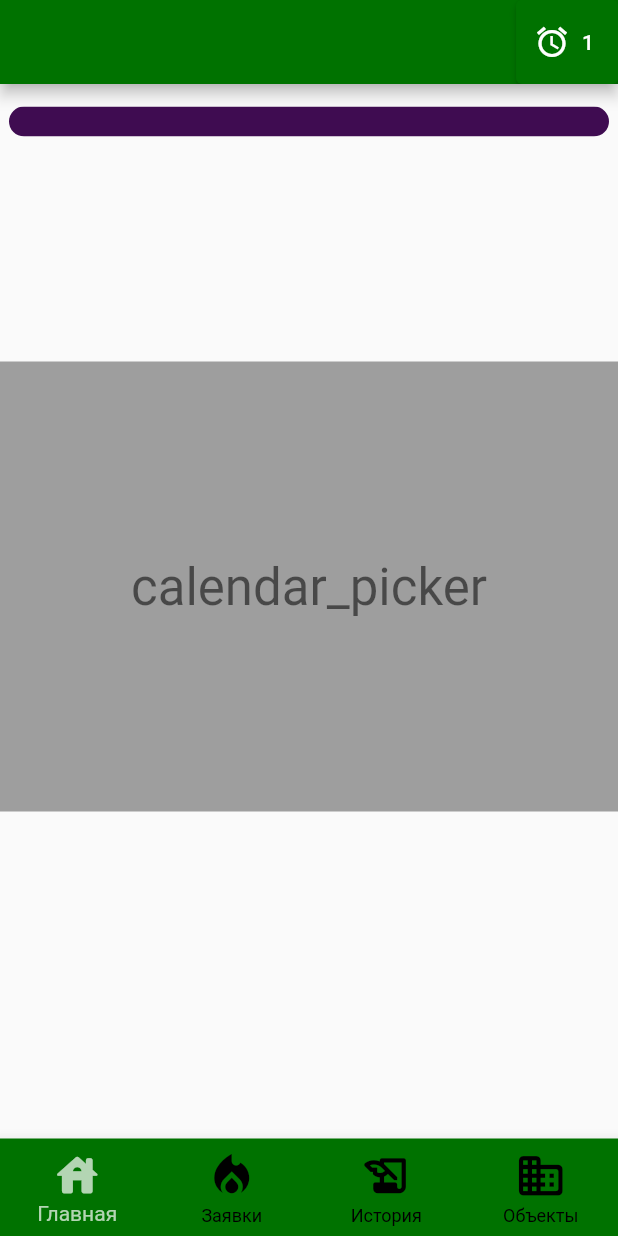
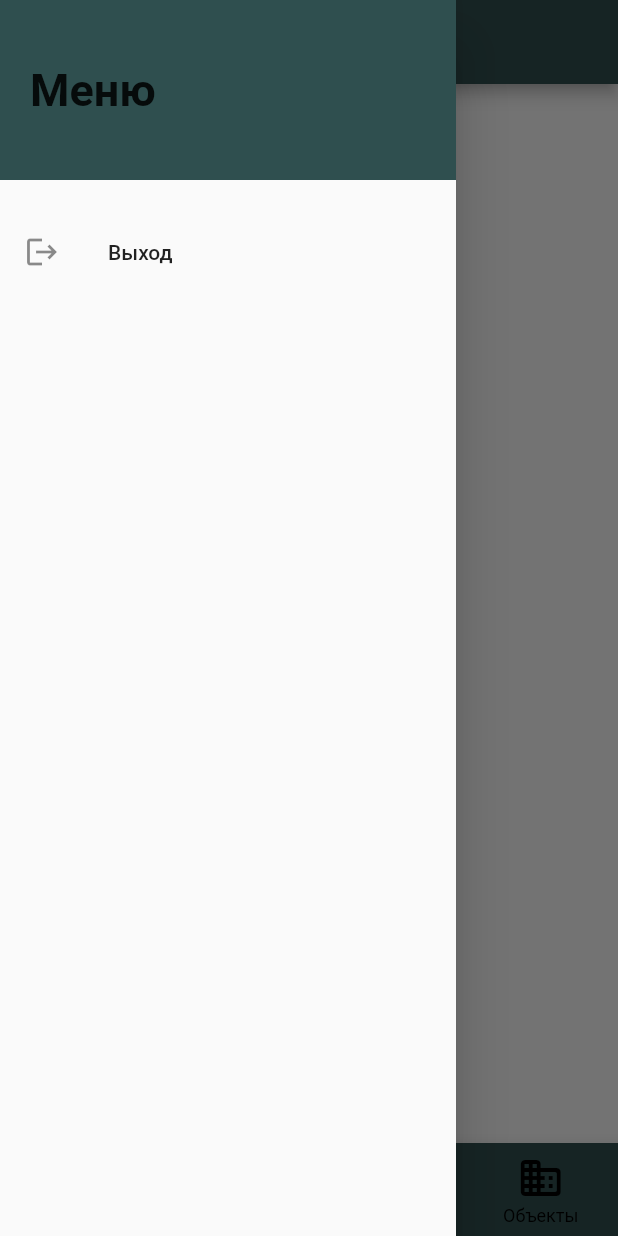
Before and after one commit to yell8er/mto2, a Flutter app: the screen it shows after launch, with the side drawer open (before the commit the screen has no drawer), on a phone screen of 412 x 824 dp. Run offline on Flutter 3.47's test engine with Material 2 defaults, Android fonts, the phone set to English and light mode, and no system bars.

Commit message:
init with tabs screen

```diff
--- /dev/null
+++ b/lib/helpers/material_color_creator.dart
@@ -0,0 +1,21 @@
+import 'package:flutter/material.dart';
+
+MaterialColor createMaterialColor(Color color) {
+  List strengths = <double>[.05];
+  Map swatch = <int, Color>{};
+  final int r = color.red, g = color.green, b = color.blue;
+
+  for (int i = 1; i < 10; i++) {
+    strengths.add(0.1 * i);
+  }
+  strengths.forEach((strength) {
+    final double ds = 0.5 - strength;
+    swatch[(strength * 1000).round()] = Color.fromRGBO(
+      r + ((ds < 0 ? r : (255 - r)) * ds).round(),
+      g + ((ds < 0 ? g : (255 - g)) * ds).round(),
+      b + ((ds < 0 ? b : (255 - b)) * ds).round(),
+      1,
+    );
+  });
+  return MaterialColor(color.value, swatch);
+}
--- a/lib/main.dart
+++ b/lib/main.dart
@@ -1,40 +1,27 @@
 import 'package:flutter/material.dart';
 import './screens/objects_screen.dart';
+import './screens/service_requests_screen.dart';
+import './screens/tabs_screen.dart';
+import './helpers/material_color_creator.dart';
 
 void main() {
   runApp(MyApp());
 }
 
-MaterialColor createMaterialColor(Color color) {
-  List strengths = <double>[.05];
-  Map swatch = <int, Color>{};
-  final int r = color.red, g = color.green, b = color.blue;
-
-  for (int i = 1; i < 10; i++) {
-    strengths.add(0.1 * i);
-  }
-  strengths.forEach((strength) {
-    final double ds = 0.5 - strength;
-    swatch[(strength * 1000).round()] = Color.fromRGBO(
-      r + ((ds < 0 ? r : (255 - r)) * ds).round(),
-      g + ((ds < 0 ? g : (255 - g)) * ds).round(),
-      b + ((ds < 0 ? b : (255 - b)) * ds).round(),
-      1,
-    );
-  });
-  return MaterialColor(color.value, swatch);
-}
-
-var currentDate = DateTime.now().day.toString() + "  May";
+// var currentDate = DateTime.now().day.toString() + "  May";
 
 class MyApp extends StatelessWidget {
+  void selectedPage(BuildContext ctx) {
+    Navigator.of(ctx).pushNamed('/objects');
+  }
+
   @override
   Widget build(BuildContext context) {
     return MaterialApp(
       title: 'Flutter Demo',
       theme: ThemeData(
-        primarySwatch: createMaterialColor(Color(0xFF007200)),
-        //0xFF007200
+        primarySwatch: createMaterialColor(Color(0xFF2F4F4F)),
+        //0xFF007200-main
         //0xFF007A00
         //0xFF217b43
         //0xFF46BE4D
@@ -42,114 +29,111 @@ class MyApp extends StatelessWidget {
         //0xFF00622D
         //0xFFEF7E2F -orange
       ),
-      home: MyHomePage(title: '$currentDate'),
+      // home: MyHomePage(title: '$currentDate'),
+      initialRoute: '/',
+      routes: {
+        '/': (ctx) => TabsScreen(),
+        '/objects': (ctx) => ObjectsScreen(),
+      },
     );
   }
 }
 
-class MyHomePage extends StatefulWidget {
-  MyHomePage({Key key, this.title}) : super(key: key);
-  final String title;
+// class MyHomePage extends StatefulWidget {
+//   MyHomePage({Key key, this.title}) : super(key: key);
+//   final String title;
 
-  @override
-  _MyHomePageState createState() => _MyHomePageState();
-}
+//   @override
+//   _MyHomePageState createState() => _MyHomePageState();
+// }
 
-void selectedPage(BuildContext ctx) {
-  Navigator.of(ctx).push(
-    MaterialPageRoute(
-      builder: (_) {
-        return ObjectsScreen();
-      },
-    ),
-  );
-}
 
-class _MyHomePageState extends State<MyHomePage> {
-  @override
-  Widget build(BuildContext context) {
-    return Scaffold(
-      appBar: AppBar(
-        actions: [
-          ElevatedButton.icon(
-            onPressed: () => selectedPage(context),
-            label: Text('1'),
-            icon: Icon(Icons.access_alarm_outlined),
-          ),
-        ],
-      ),
-      body: Column(
-        children: [
-          SizedBox(
-            height: 15,
-          ),
-          ClipRRect(
-            borderRadius: BorderRadius.all(Radius.circular(10)),
-            child: SizedBox(
-              width: 400,
-              height: 20,
-              child: LinearProgressIndicator(
-                value: 2,
-                valueColor: AlwaysStoppedAnimation(Color(0xFF3F0C51)),
-                backgroundColor: Colors.white,
-              ),
-            ),
-          ),
-          SizedBox(
-            height: 150,
-          ),
-          Container(
-            height: 300,
-            width: double.infinity,
-            color: Colors.grey,
-            child: Column(
-              mainAxisAlignment: MainAxisAlignment.center,
-              children: <Widget>[
-                Text(
-                  'calendar_picker',
-                  style: Theme.of(context).textTheme.headline4,
-                ),
-              ],
-            ),
-          ),
-        ],
-      ),
-      bottomNavigationBar: BottomNavigationBar(
-        type: BottomNavigationBarType.fixed,
-        backgroundColor: Theme.of(context).primaryColor,
-        selectedItemColor: Colors.white70,
-        unselectedItemColor: Colors.black,
-        iconSize: 35,
-        items: [
-          BottomNavigationBarItem(
-            icon: Icon(Icons.house_rounded),
-            label: 'Главная',
-            //water_damage_outlined
-            //house_rounded
-          ),
-          BottomNavigationBarItem(
-            icon: Icon(Icons.local_fire_department),
-            //assignment_outlined
-            //fact_check_rounded
-            //whatshot
-            //local_fire_department
-            //fireplace_rounded
-            label: 'Заявки',
-          ),
-          BottomNavigationBarItem(
-            icon: Icon(Icons.history_edu_rounded),
-            //history
-            //history_edu_rounded
-            label: 'История',
-          ),
-          BottomNavigationBarItem(
-            icon: Icon(Icons.business_rounded),
 
-            //location_city_rounded
-            label: 'Объекты',
-          ),
-        ],
-      ),
-    );
-  }
-}
+// class _MyHomePageState extends State<MyHomePage> {
+//   @override
+//   Widget build(BuildContext context) {
+//     return Scaffold(
+//       appBar: AppBar(
+//         actions: [
+//           ElevatedButton.icon(
+//             onPressed: () => selectedPage(context),
+//             label: Text('1'),
+//             icon: Icon(Icons.access_alarm_outlined),
+//           ),
+//         ],
+//       ),
+//       body: Column(
+//         children: [
+//           SizedBox(
+//             height: 15,
+//           ),
+//           ClipRRect(
+//             borderRadius: BorderRadius.all(Radius.circular(10)),
+//             child: SizedBox(
+//               width: 400,
+//               height: 20,
+//               child: LinearProgressIndicator(
+//                 value: 2,
+//                 valueColor: AlwaysStoppedAnimation(Color(0xFF3F0C51)),
+//                 backgroundColor: Colors.white,
+//               ),
+//             ),
+//           ),
+//           SizedBox(
+//             height: 150,
+//           ),
+//           Container(
+//             height: 300,
+//             width: double.infinity,
+//             color: Colors.grey,
+//             child: Column(
+//               mainAxisAlignment: MainAxisAlignment.center,
+//               children: <Widget>[
+//                 Text(
+//                   'calendar_picker',
+//                   style: Theme.of(context).textTheme.headline4,
+//                 ),
+//               ],
+//             ),
+//           ),
+//         ],
+//       ),
+//       bottomNavigationBar: BottomNavigationBar(
+//         type: BottomNavigationBarType.fixed,
+//         backgroundColor: Theme.of(context).primaryColor,
+//         selectedItemColor: Colors.white70,
+//         unselectedItemColor: Colors.black,
+//         iconSize: 35,
+//         items: [
+//           BottomNavigationBarItem(
+//             icon: Icon(Icons.house_rounded),
+//             label: 'Главная',
+//             //water_damage_outlined
+//             //house_rounded
+//           ),
+//           BottomNavigationBarItem(
+//             icon: Icon(Icons.local_fire_department),
+//             //assignment_outlined
+//             //fact_check_rounded
+//             //whatshot
+//             //local_fire_department
+//             //fireplace_rounded
+//             label: 'Заявки',
+//           ),
+//           BottomNavigationBarItem(
+//             icon: Icon(Icons.history_edu_rounded),
+//             //history
+//             //history_edu_rounded
+//             label: 'История',
+//           ),
+//           BottomNavigationBarItem(
+//             icon: Icon(Icons.business_rounded),
+
+//             //location_city_rounded
+//             label: 'Объекты',
+//           ),
+//         ],
+//       ),
+//     );
+//   }
+// }
--- /dev/null
+++ b/lib/screens/history_screen.dart
@@ -0,0 +1,15 @@
+import 'package:flutter/material.dart';
+
+class HistoryScreen extends StatefulWidget {
+  @override
+  _HistoryScreenState createState() => _HistoryScreenState();
+}
+
+class _HistoryScreenState extends State<HistoryScreen> {
+  @override
+  Widget build(BuildContext context) {
+    return Center(
+    child: Text('История'),
+    );
+  }
+}
--- /dev/null
+++ b/lib/screens/main_screen.dart
@@ -0,0 +1,29 @@
+import 'package:flutter/material.dart';
+
+class MainScreen extends StatefulWidget {
+  @override
+  _MainScreenState createState() => _MainScreenState();
+}
+
+class _MainScreenState extends State<MainScreen> {
+  @override
+  Widget build(BuildContext context) {
+    return Column(
+      // crossAxisAlignment: CrossAxisAlignment.center,
+      children: [
+        SizedBox(
+          height: 25,
+        ),
+        Container(
+          width: 300,
+          height: 20,
+          alignment: Alignment.center,
+          child: Text('123'),
+          decoration: BoxDecoration(
+            color: Colors.green,
+          ),
+        )
+      ],
+    );
+  }
+}
--- a/lib/screens/objects_screen.dart
+++ b/lib/screens/objects_screen.dart
@@ -5,10 +5,8 @@ class ObjectsScreen extends StatelessWidget {
 
   @override
   Widget build(BuildContext context) {
-    return Scaffold(
-      appBar: AppBar(
-        title: Text('Объекты'),
-      ),
+    return Center(
+    child: Text('Объекты'),
     );
   }
 }
--- /dev/null
+++ b/lib/screens/service_requests_screen.dart
@@ -0,0 +1,12 @@
+import 'package:flutter/material.dart';
+
+class ServiceRequestsScreen extends StatelessWidget {
+  const ServiceRequestsScreen({Key key}) : super(key: key);
+
+  @override
+  Widget build(BuildContext context) {
+    return Center(
+      child: Text('Заявки'),
+    );
+  }
+}
--- /dev/null
+++ b/lib/screens/tabs_screen.dart
@@ -0,0 +1,75 @@
+import 'package:flutter/material.dart';
+
+import './main_screen.dart';
+import './service_requests_screen.dart';
+import './history_screen.dart';
+import './objects_screen.dart';
+
+import '../widgets/main_drawer.dart';
+
+class TabsScreen extends StatefulWidget {
+  @override
+  _TabsScreenState createState() => _TabsScreenState();
+}
+
+class _TabsScreenState extends State<TabsScreen> {
+  final List<Map<String, Object>> _pages = [
+    {'page': MainScreen(), 'title': 'Главная'},
+    {'page': ServiceRequestsScreen(), 'title': 'Заявки'},
+    {'page': HistoryScreen(), 'title': 'История'},
+    {'page': ObjectsScreen(), 'title': 'Объекты'},
+  ];
+
+  int _selectedPageIndex = 0;
+
+  void _selectPage(int index) {
+    setState(() {
+      _selectedPageIndex = index;
+    });
+  }
+
+  @override
+  Widget build(BuildContext context) {
+    return Scaffold(
+      appBar: AppBar(
+        title: Text(_pages[_selectedPageIndex]['title']),
+      ),
+      drawer: MainDrawer(),
+      body: _pages[_selectedPageIndex]['page'],
+      bottomNavigationBar: BottomNavigationBar(
+        type: BottomNavigationBarType.fixed,
+        onTap: _selectPage,
+        backgroundColor: Theme.of(context).primaryColor,
+        selectedItemColor: Colors.white70,
+        unselectedItemColor: Colors.black,
+        iconSize: 32,
+        currentIndex: _selectedPageIndex,
+        items: [
+          BottomNavigationBarItem(
+            icon: Icon(
+                Icons.house_rounded /*water_damage_outlined, house_rounded*/),
+            label: 'Главная',
+            backgroundColor: Theme.of(context).primaryColor,
+          ),
+          BottomNavigationBarItem(
+            icon: Icon(Icons
+                .local_fire_department /*assignment_outlined, fact_check_rounded, whatshot, local_fire_department, fireplace_rounded*/),
+            label: 'Заявки',
+            backgroundColor: Theme.of(context).primaryColor,
+          ),
+          BottomNavigationBarItem(
+            icon: Icon(
+                Icons.history_edu_rounded /*history//history_edu_rounded*/),
+            label: 'История',
+            backgroundColor: Theme.of(context).primaryColor,
+          ),
+          BottomNavigationBarItem(
+            icon: Icon(Icons.business_rounded /*location_city_rounded*/),
+            label: 'Объекты',
+            backgroundColor: Theme.of(context).primaryColor,
+          ),
+        ],
+      ),
+    );
+  }
+}
--- /dev/null
+++ b/lib/widgets/main_drawer.dart
@@ -0,0 +1,31 @@
+import 'package:flutter/material.dart';
+
+class MainDrawer extends StatelessWidget {
+  @override
+  Widget build(BuildContext context) {
+    return Drawer(
+      child: Column(
+        children: [
+          Container(
+            height: 120,
+            width: double.infinity,
+            padding: EdgeInsets.all(20),
+            alignment: Alignment.centerLeft,
+            color: Theme.of(context).accentColor,
+            child: Text(
+              'Меню',
+              style: TextStyle(fontWeight: FontWeight.bold, fontSize: 30),
+            ),
+          ),
+          SizedBox(
+            height: 20,
+          ),
+          ListTile(
+            leading: Icon(Icons.logout),
+            title: Text('Выход'),
+          )
+        ],
+      ),
+    );
+  }
+}
```
